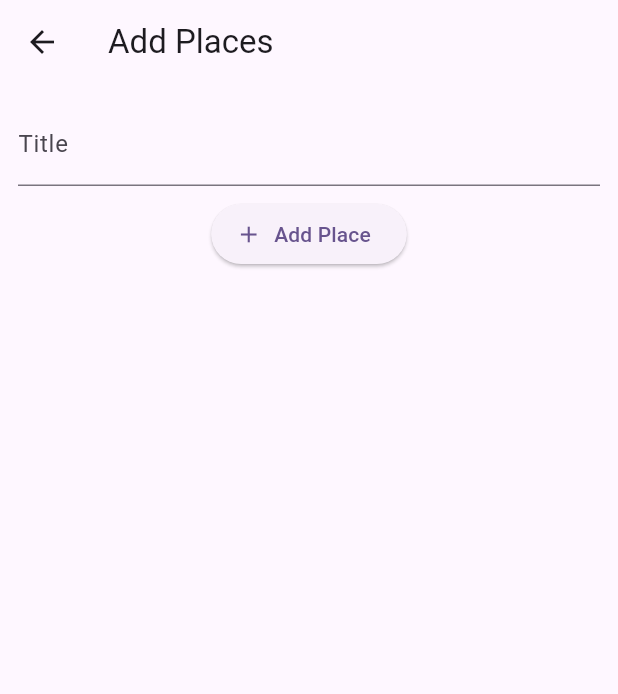
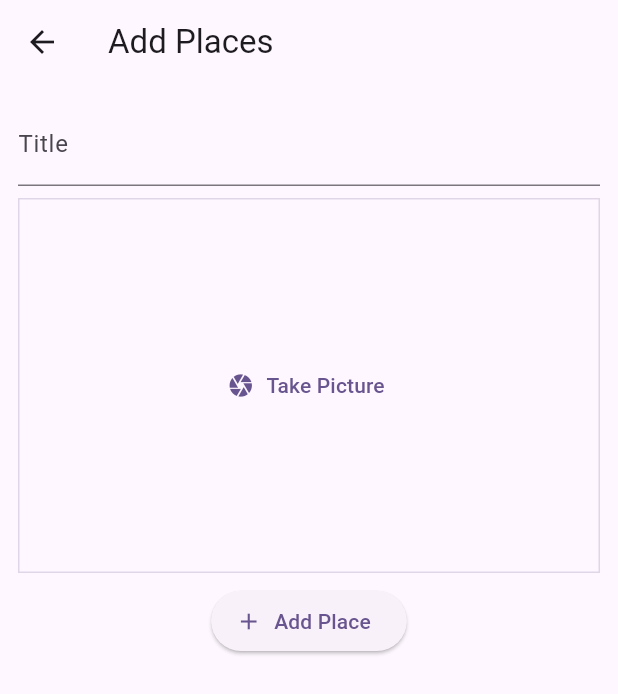
Before and after one commit to snadi043/native_device_features, a Flutter app: the AddPlaceScreen screen opened directly, on a phone screen of 412 x 824 dp. Shown: the top 694 px of the screen. Run offline on Flutter 3.47's test engine with Material 3 defaults, Android fonts, the phone set to English and light mode, and no system bars; our stand-ins replace flutter_riverpod.

Commit message:
Create new custom widget for image input to let users use their device camera to click picture of their favorite places and using the widget in the add_places screen.

```diff
--- a/lib/screens/add_place.dart
+++ b/lib/screens/add_place.dart
@@ -1,6 +1,7 @@
 import 'package:flutter/material.dart';
 import 'package:flutter_riverpod/flutter_riverpod.dart';
 import 'package:native_device_features/providers/user_places.dart';
+import 'package:native_device_features/widgets/image_input.dart';
 
 //Changing the StatefulWidget to ConsumerStatefulWidget to accept the
 //methods written in the providers file which is based on riverpod state
@@ -61,6 +62,8 @@ class _AddPlaceScreen extends ConsumerState<AddPlaceScreen> {
                 controller: _titleInputController,
               ),
               const SizedBox(height: 8),
+              const ImageInput(),
+              const SizedBox(height: 8),
               ElevatedButton.icon(
                 label: const Text('Add Place'),
                 icon: const Icon(Icons.add),
--- /dev/null
+++ b/lib/widgets/image_input.dart
@@ -0,0 +1,33 @@
+import 'package:flutter/material.dart';
+import 'package:flutter/widgets.dart';
+
+class ImageInput extends StatefulWidget {
+  const ImageInput({super.key});
+
+  @override
+  State<ImageInput> createState() {
+    return _ImageInput();
+  }
+}
+
+class _ImageInput extends State<ImageInput> {
+  void _takePicture() {}
+
+  @override
+  Widget build(BuildContext context) {
+    return Container(
+      height: 250,
+      width: double.infinity,
+      alignment: Alignment.center,
+      decoration: BoxDecoration(
+          border: Border.all(
+              width: 1,
+              color: Theme.of(context).colorScheme.primary.withOpacity(0.2))),
+      child: TextButton.icon(
+        label: const Text('Take Picture'),
+        onPressed: _takePicture,
+        icon: const Icon(Icons.camera),
+      ),
+    );
+  }
+}
```
